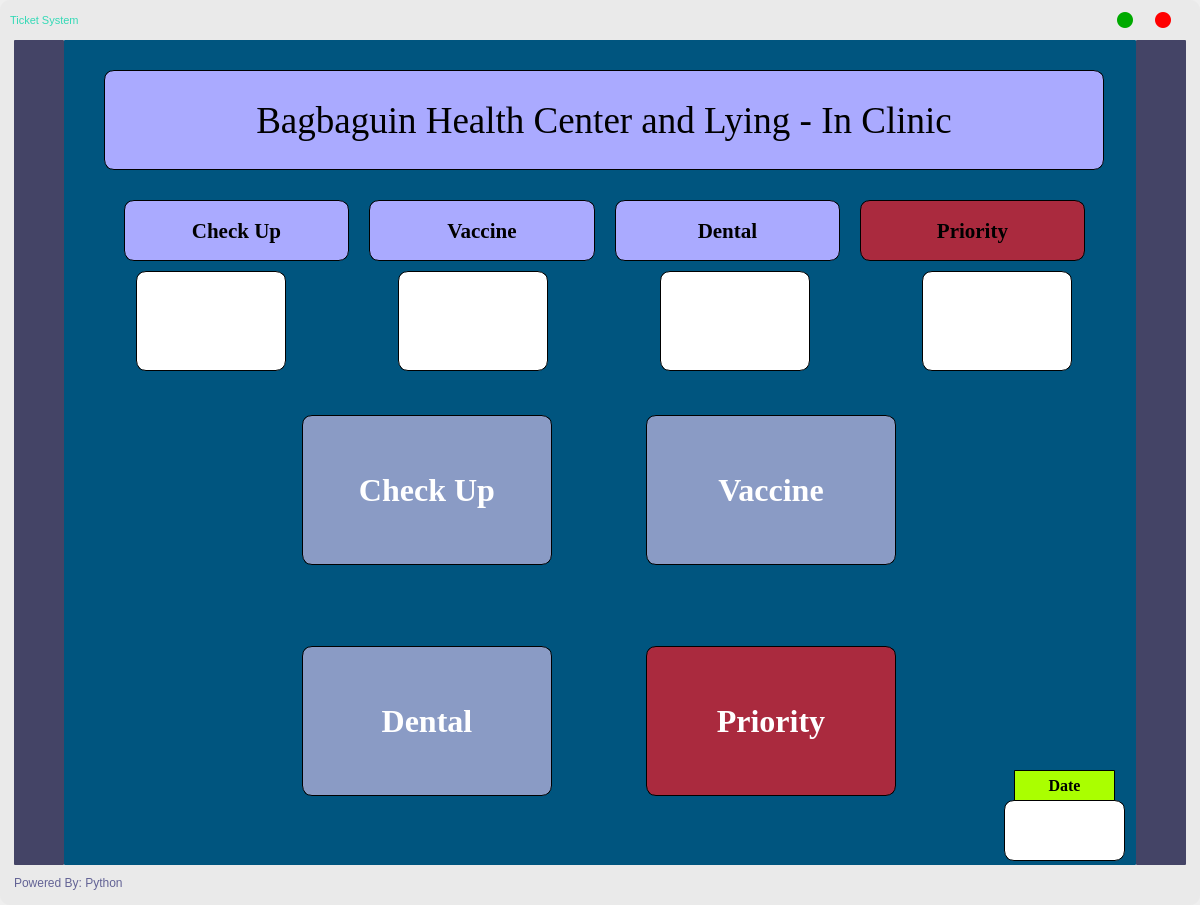
ornido77/Line-Queuing-and-Ticketing-System, file ticket.ui: the form before one commit.
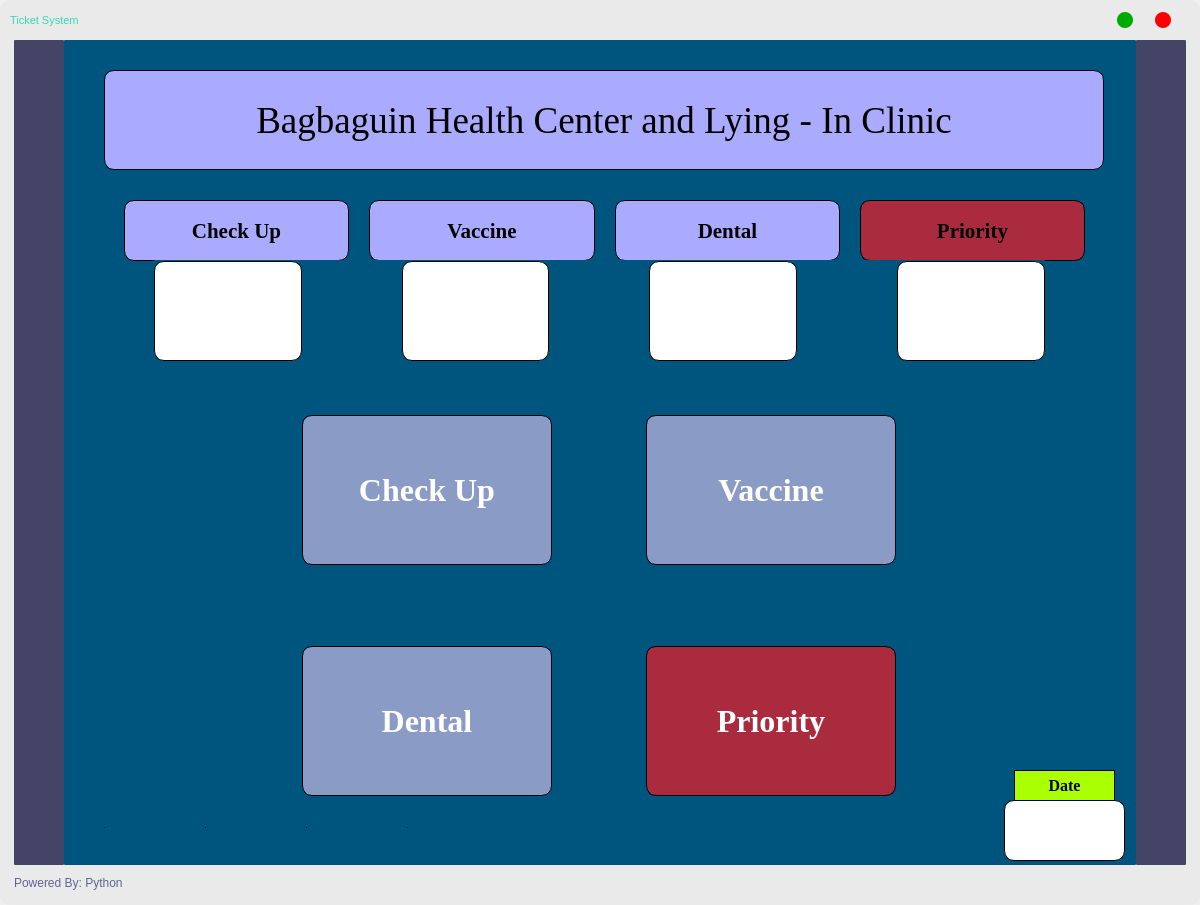
The form after the commit.

Patch:
```diff
--- a/ticket.ui
+++ b/ticket.ui
@@ -695,10 +695,10 @@
             <widget class="QWidget" name="layoutWidget">
              <property name="geometry">
               <rect>
-               <x>60</x>
-               <y>230</y>
-               <width>961</width>
-               <height>102</height>
+               <x>40</x>
+               <y>780</y>
+               <width>306</width>
+               <height>16</height>
               </rect>
              </property>
              <layout class="QHBoxLayout" name="horizontalLayout_3">
@@ -715,13 +715,13 @@
                 </property>
                 <property name="maximumSize">
                  <size>
-                  <width>150</width>
-                  <height>100</height>
+                  <width>1</width>
+                  <height>1</height>
                  </size>
                 </property>
                 <property name="font">
                  <font>
-                  <pointsize>28</pointsize>
+                  <pointsize>10</pointsize>
                   <weight>75</weight>
                   <bold>true</bold>
                  </font>
@@ -754,19 +754,26 @@
                 <property name="readOnly">
                  <bool>true</bool>
                 </property>
+                <property name="html">
+                 <string>&lt;!DOCTYPE HTML PUBLIC &quot;-//W3C//DTD HTML 4.0//EN&quot; &quot;http://www.w3.org/TR/REC-html40/strict.dtd&quot;&gt;
+&lt;html&gt;&lt;head&gt;&lt;meta name=&quot;qrichtext&quot; content=&quot;1&quot; /&gt;&lt;style type=&quot;text/css&quot;&gt;
+p, li { white-space: pre-wrap; }
+&lt;/style&gt;&lt;/head&gt;&lt;body style=&quot; font-family:'MS Shell Dlg 2'; font-size:10pt; font-weight:600; font-style:normal;&quot;&gt;
+&lt;p style=&quot;-qt-paragraph-type:empty; margin-top:10px; margin-bottom:10px; margin-left:30px; margin-right:30px; -qt-block-indent:0; text-indent:0px; font-size:28pt;&quot;&gt;&lt;br /&gt;&lt;/p&gt;&lt;/body&gt;&lt;/html&gt;</string>
+                </property>
                </widget>
               </item>
               <item>
                <widget class="QTextEdit" name="vcTicket">
                 <property name="maximumSize">
                  <size>
-                  <width>150</width>
-                  <height>100</height>
+                  <width>1</width>
+                  <height>1</height>
                  </size>
                 </property>
                 <property name="font">
                  <font>
-                  <pointsize>28</pointsize>
+                  <pointsize>10</pointsize>
                   <weight>75</weight>
                   <bold>true</bold>
                  </font>
@@ -805,13 +812,13 @@
                <widget class="QTextEdit" name="dtTicket">
                 <property name="maximumSize">
                  <size>
-                  <width>150</width>
-                  <height>100</height>
+                  <width>1</width>
+                  <height>1</height>
                  </size>
                 </property>
                 <property name="font">
                  <font>
-                  <pointsize>28</pointsize>
+                  <pointsize>10</pointsize>
                   <weight>75</weight>
                   <bold>true</bold>
                  </font>
@@ -850,13 +857,13 @@
                <widget class="QTextEdit" name="ptTicket">
                 <property name="maximumSize">
                  <size>
-                  <width>150</width>
-                  <height>100</height>
+                  <width>1</width>
+                  <height>1</height>
                  </size>
                 </property>
                 <property name="font">
                  <font>
-                  <pointsize>28</pointsize>
+                  <pointsize>10</pointsize>
                   <weight>75</weight>
                   <bold>true</bold>
                  </font>
@@ -981,6 +988,214 @@
               <set>Qt::AlignCenter</set>
              </property>
             </widget>
+            <widget class="QWidget" name="layoutWidget_2">
+             <property name="geometry">
+              <rect>
+               <x>90</x>
+               <y>220</y>
+               <width>891</width>
+               <height>102</height>
+              </rect>
+             </property>
+             <layout class="QHBoxLayout" name="horizontalLayout_6">
+              <property name="spacing">
+               <number>100</number>
+              </property>
+              <item>
+               <widget class="QTextEdit" name="cuTicket1">
+                <property name="minimumSize">
+                 <size>
+                  <width>0</width>
+                  <height>0</height>
+                 </size>
+                </property>
+                <property name="maximumSize">
+                 <size>
+                  <width>150</width>
+                  <height>100</height>
+                 </size>
+                </property>
+                <property name="font">
+                 <font>
+                  <pointsize>28</pointsize>
+                  <weight>75</weight>
+                  <bold>true</bold>
+                 </font>
+                </property>
+                <property name="cursor" stdset="0">
+                 <cursorShape>ForbiddenCursor</cursorShape>
+                </property>
+                <property name="layoutDirection">
+                 <enum>Qt::RightToLeft</enum>
+                </property>
+                <property name="styleSheet">
+                 <string notr="true">background-color: rgb(255, 255, 255);
+color: green;
+border-style: outset;
+border-width:1px;
+border-radius: 10px;
+border-color: black;
+padding: 6px;
+mid-width: 10px;</string>
+                </property>
+                <property name="frameShadow">
+                 <enum>QFrame::Plain</enum>
+                </property>
+                <property name="verticalScrollBarPolicy">
+                 <enum>Qt::ScrollBarAlwaysOff</enum>
+                </property>
+                <property name="horizontalScrollBarPolicy">
+                 <enum>Qt::ScrollBarAlwaysOff</enum>
+                </property>
+                <property name="readOnly">
+                 <bool>true</bool>
+                </property>
+                <property name="html">
+                 <string>&lt;!DOCTYPE HTML PUBLIC &quot;-//W3C//DTD HTML 4.0//EN&quot; &quot;http://www.w3.org/TR/REC-html40/strict.dtd&quot;&gt;
+&lt;html&gt;&lt;head&gt;&lt;meta name=&quot;qrichtext&quot; content=&quot;1&quot; /&gt;&lt;style type=&quot;text/css&quot;&gt;
+p, li { white-space: pre-wrap; }
+&lt;/style&gt;&lt;/head&gt;&lt;body style=&quot; font-family:'MS Shell Dlg 2'; font-size:28pt; font-weight:600; font-style:normal;&quot;&gt;
+&lt;p style=&quot;-qt-paragraph-type:empty; margin-top:10px; margin-bottom:10px; margin-left:30px; margin-right:30px; -qt-block-indent:0; text-indent:0px;&quot;&gt;&lt;br /&gt;&lt;/p&gt;&lt;/body&gt;&lt;/html&gt;</string>
+                </property>
+               </widget>
+              </item>
+              <item>
+               <widget class="QTextEdit" name="vcTicket1">
+                <property name="maximumSize">
+                 <size>
+                  <width>150</width>
+                  <height>100</height>
+                 </size>
+                </property>
+                <property name="font">
+                 <font>
+                  <pointsize>28</pointsize>
+                  <weight>75</weight>
+                  <bold>true</bold>
+                 </font>
+                </property>
+                <property name="cursor" stdset="0">
+                 <cursorShape>ForbiddenCursor</cursorShape>
+                </property>
+                <property name="layoutDirection">
+                 <enum>Qt::RightToLeft</enum>
+                </property>
+                <property name="styleSheet">
+                 <string notr="true">background-color: rgb(255, 255, 255);
+color: green;
+border-style: outset;
+border-width:1px;
+border-radius: 10px;
+border-color: black;
+padding: 6px;
+mid-width: 10px;</string>
+                </property>
+                <property name="frameShadow">
+                 <enum>QFrame::Raised</enum>
+                </property>
+                <property name="verticalScrollBarPolicy">
+                 <enum>Qt::ScrollBarAlwaysOff</enum>
+                </property>
+                <property name="horizontalScrollBarPolicy">
+                 <enum>Qt::ScrollBarAlwaysOff</enum>
+                </property>
+                <property name="readOnly">
+                 <bool>true</bool>
+                </property>
+               </widget>
+              </item>
+              <item>
+               <widget class="QTextEdit" name="dtTicket1">
+                <property name="maximumSize">
+                 <size>
+                  <width>150</width>
+                  <height>100</height>
+                 </size>
+                </property>
+                <property name="font">
+                 <font>
+                  <pointsize>28</pointsize>
+                  <weight>75</weight>
+                  <bold>true</bold>
+                 </font>
+                </property>
+                <property name="cursor" stdset="0">
+                 <cursorShape>ForbiddenCursor</cursorShape>
+                </property>
+                <property name="layoutDirection">
+                 <enum>Qt::RightToLeft</enum>
+                </property>
+                <property name="styleSheet">
+                 <string notr="true">background-color: rgb(255, 255, 255);
+color: green;
+border-style: outset;
+border-width:1px;
+border-radius: 10px;
+border-color: black;
+padding: 6px;
+mid-width: 10px;</string>
+                </property>
+                <property name="frameShadow">
+                 <enum>QFrame::Raised</enum>
+                </property>
+                <property name="verticalScrollBarPolicy">
+                 <enum>Qt::ScrollBarAlwaysOff</enum>
+                </property>
+                <property name="horizontalScrollBarPolicy">
+                 <enum>Qt::ScrollBarAlwaysOff</enum>
+                </property>
+                <property name="readOnly">
+                 <bool>true</bool>
+                </property>
+               </widget>
+              </item>
+              <item>
+               <widget class="QTextEdit" name="ptTicket1">
+                <property name="maximumSize">
+                 <size>
+                  <width>150</width>
+                  <height>100</height>
+                 </size>
+                </property>
+                <property name="font">
+                 <font>
+                  <pointsize>28</pointsize>
+                  <weight>75</weight>
+                  <bold>true</bold>
+                 </font>
+                </property>
+                <property name="cursor" stdset="0">
+                 <cursorShape>ForbiddenCursor</cursorShape>
+                </property>
+                <property name="layoutDirection">
+                 <enum>Qt::RightToLeft</enum>
+                </property>
+                <property name="styleSheet">
+                 <string notr="true">background-color: rgb(255, 255, 255);
+color: red;
+border-style: outset;
+border-width:1px;
+border-radius: 10px;
+border-color: black;
+padding: 6px;
+mid-width: 10px;</string>
+                </property>
+                <property name="verticalScrollBarPolicy">
+                 <enum>Qt::ScrollBarAlwaysOff</enum>
+                </property>
+                <property name="horizontalScrollBarPolicy">
+                 <enum>Qt::ScrollBarAlwaysOff</enum>
+                </property>
+                <property name="sizeAdjustPolicy">
+                 <enum>QAbstractScrollArea::AdjustIgnored</enum>
+                </property>
+                <property name="readOnly">
+                 <bool>true</bool>
+                </property>
+               </widget>
+              </item>
+             </layout>
+            </widget>
            </widget>
           </item>
           <item>
```
